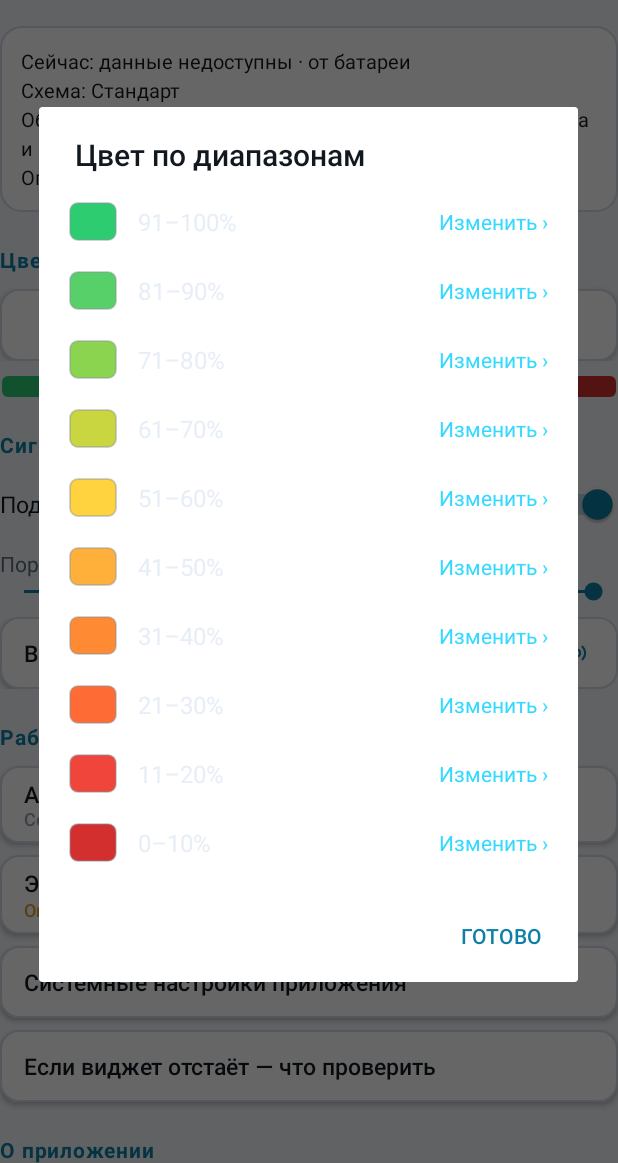
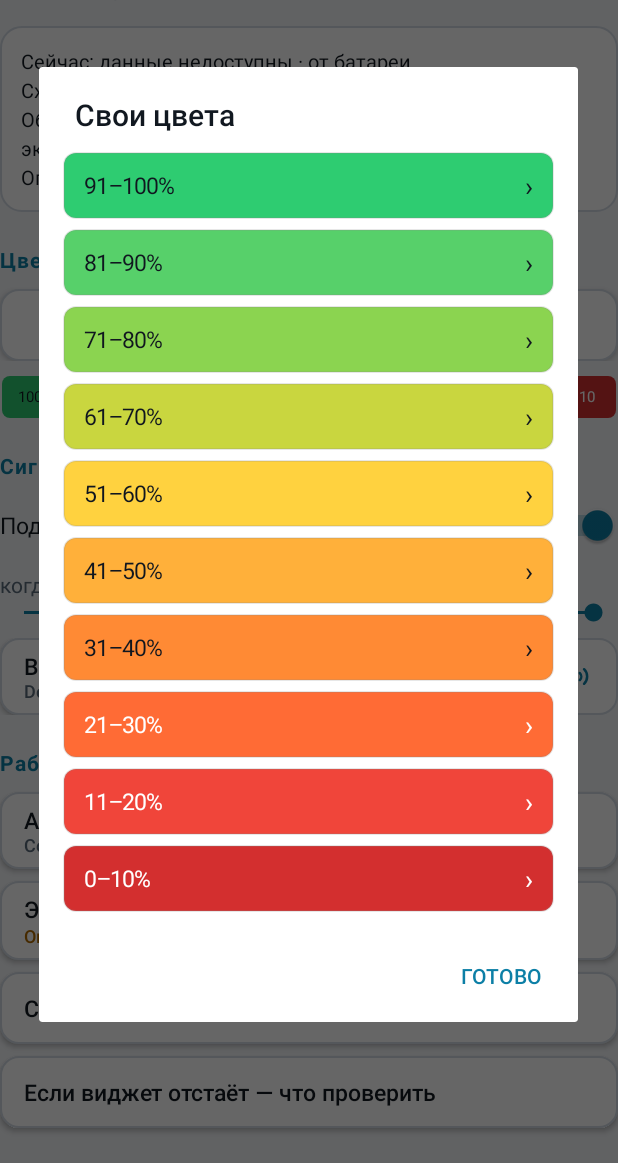
Before and after one commit to V8TD/Q-battery, an Android app: the MainActivity screen opened directly, with no data from a screen before it, after a tap on "Свои цвета", on a phone screen of 412 x 824 dp, the part 73-1236 px from its top. Run offline under Robolectric (Android 15) with nearby library versions, the phone set to English and light mode, and no system bars; 1 other tap on this screen came first.

Commit message:
Update MainActivity.java

```diff
--- a/app/src/main/java/com/v8td/batterywidget/MainActivity.java
+++ b/app/src/main/java/com/v8td/batterywidget/MainActivity.java
@@ -16,6 +16,7 @@ import android.view.Gravity;
 import android.view.View;
 import android.view.WindowInsets;
 import android.widget.Button;
+import android.widget.ImageButton;
 import android.widget.LinearLayout;
 import android.widget.ScrollView;
 import android.widget.SeekBar;
@@ -26,14 +27,18 @@ import android.widget.Toast;
 public final class MainActivity extends Activity {
 
     private static final int REQ_SOUND = 4107;
+    private static final String[] SCALE_LABELS =
+            {"100", "90", "80", "70", "60", "50", "40", "30", "20", "10"};
 
     private int widgetId = AppWidgetManager.INVALID_APPWIDGET_ID;
     private boolean configuring;
 
-    private TextView subtitle, status, tvThreshold, tvSoundName;
+    private TextView subtitle, status, tvThreshold;
     private Switch swSound;
     private SeekBar seek;
     private LinearLayout palettePreview;
+    private Button btnSoundPick;
+    private ImageButton btnSoundTest;
 
     @Override
     protected void onCreate(Bundle state) {
@@ -86,10 +91,11 @@ public final class MainActivity extends Activity {
         subtitle = findViewById(R.id.subtitle);
         status = findViewById(R.id.status_card);
         tvThreshold = findViewById(R.id.tv_threshold);
-        tvSoundName = findViewById(R.id.tv_sound_name);
         swSound = findViewById(R.id.sw_sound);
         seek = findViewById(R.id.seek_threshold);
         palettePreview = findViewById(R.id.palette_preview);
+        btnSoundPick = findViewById(R.id.btn_sound_pick);
+        btnSoundTest = findViewById(R.id.btn_sound_test);
 
         subtitle.setText("Версия " + BuildConfig.VERSION_NAME + " · виджет 1×1");
 
@@ -111,6 +117,7 @@ public final class MainActivity extends Activity {
         swSound.setChecked(Prefs.soundEnabled(this));
         swSound.setOnCheckedChangeListener((b, checked) -> {
             Prefs.setSoundEnabled(this, checked);
+            applySoundEnabled();
             refreshWidget();
         });
 
@@ -119,7 +126,7 @@ public final class MainActivity extends Activity {
         seek.setOnSeekBarChangeListener(new SeekBar.OnSeekBarChangeListener() {
             @Override
             public void onProgressChanged(SeekBar s, int progress, boolean fromUser) {
-                tvThreshold.setText("Порог сигнала: " + (progress + 50) + "%");
+                tvThreshold.setText("когда заряд дойдёт до " + (progress + 50) + "%");
                 if (fromUser) Prefs.setThreshold(MainActivity.this, progress + 50);
             }
 
@@ -132,11 +139,8 @@ public final class MainActivity extends Activity {
             }
         });
 
-        Button pick = findViewById(R.id.btn_sound_pick);
-        pick.setOnClickListener(v -> pickSound());
-
-        Button test = findViewById(R.id.btn_sound_test);
-        test.setOnClickListener(v -> App.exec(() -> SoundPlayer.play(this)));
+        btnSoundPick.setOnClickListener(v -> pickSound());
+        btnSoundTest.setOnClickListener(v -> App.exec(() -> SoundPlayer.play(this)));
 
         Button autostart = findViewById(R.id.btn_autostart);
         autostart.setOnClickListener(v -> SystemLinks.openAutostart(this));
@@ -162,51 +166,80 @@ public final class MainActivity extends Activity {
     }
 
     private void refreshUi() {
-        tvThreshold.setText("Порог сигнала: " + Prefs.threshold(this) + "%");
+        tvThreshold.setText("когда заряд дойдёт до " + Prefs.threshold(this) + "%");
         swSound.setChecked(Prefs.soundEnabled(this));
         seek.setProgress(Prefs.threshold(this) - 50);
 
         palettePreview.removeAllViews();
         for (int i = 0; i < Prefs.BANDS; i++) {
-            View chip = new View(this);
+            final int band = i;
+            int color = Prefs.color(this, i);
+
+            TextView cell = new TextView(this);
+            cell.setText(SCALE_LABELS[i]);
+            cell.setGravity(Gravity.CENTER);
+            cell.setTextSize(10);
+            cell.setTextColor(ColorPicker.contrast(color));
             GradientDrawable shape = new GradientDrawable();
-            shape.setColor(Prefs.color(this, i));
-            shape.setCornerRadius(dp(4));
-            chip.setBackground(shape);
-            LinearLayout.LayoutParams lp = new LinearLayout.LayoutParams(0, dp(14), 1f);
+            shape.setColor(color);
+            shape.setCornerRadius(dp(5));
+            cell.setBackground(shape);
+            cell.setOnClickListener(v -> openBandEditor(band));
+
+            LinearLayout.LayoutParams lp = new LinearLayout.LayoutParams(0, dp(28), 1f);
             lp.setMargins(dp(1), 0, dp(1), 0);
-            palettePreview.addView(chip, lp);
+            palettePreview.addView(cell, lp);
         }
 
         BatteryState s = BatteryReader.read(this);
-        PowerManager pm = (PowerManager) getSystemService(POWER_SERVICE);
-        boolean free = pm != null && pm.isIgnoringBatteryOptimizations(getPackageName());
+        boolean free = FirstRun.batteryUnrestricted(this);
 
         StringBuilder sb = new StringBuilder();
         sb.append("Сейчас: ");
         sb.append(s.valid ? s.percent + "%" : "данные недоступны");
         sb.append(s.charging ? " · зарядка подключена" : " · от батареи");
         sb.append("\nСхема: ").append(Prefs.PALETTE_NAMES[Prefs.palette(this)]);
-        sb.append("\nОбновление: по событиям системы, при включении экрана и раз в 15 минут");
+        sb.append("\nОбновление: по событиям системы и при включении экрана");
         sb.append("\nОптимизация батареи: ").append(free ? "без ограничений" : "ограничена");
         status.setText(sb.toString());
 
-        refreshSoundName();
+        refreshSoundButton();
         refreshBackgroundStates();
+        applySoundEnabled();
     }
 
-    private void refreshSoundName() {
+    private void applySoundEnabled() {
+        boolean on = Prefs.soundEnabled(this);
+        float alpha = on ? 1f : 0.45f;
+        seek.setEnabled(on);
+        btnSoundPick.setEnabled(on);
+        btnSoundTest.setEnabled(on);
+        seek.setAlpha(alpha);
+        tvThreshold.setAlpha(alpha);
+        btnSoundPick.setAlpha(alpha);
+        btnSoundTest.setAlpha(alpha);
+    }
+
+    private void refreshSoundButton() {
         String saved = Prefs.soundUri(this);
         Uri uri = saved == null
                 ? RingtoneManager.getDefaultUri(RingtoneManager.TYPE_NOTIFICATION)
                 : Uri.parse(saved);
-        String name = "системный звук уведомления";
+        String name = "системный звук";
         try {
             Ringtone r = RingtoneManager.getRingtone(this, uri);
-            if (r != null) name = r.getTitle(this);
+            if (r != null && r.getTitle(this) != null) name = r.getTitle(this);
         } catch (Throwable ignored) {
         }
-        tvSoundName.setText("Звук: " + name);
+        btnSoundPick.setText(twoLine("Выбор сигнала", name, getColor(R.color.muted)));
+    }
+
+    private void openBandEditor(int band) {
+        ColorPicker.open(this, Prefs.BAND_NAMES[band], Prefs.color(this, band), color -> {
+            Prefs.setUserColor(this, band, color);
+            refreshWidget();
+            refreshUi();
+        });
     }
 
     private void showPalettes() {
@@ -231,7 +264,7 @@ public final class MainActivity extends Activity {
             TextView name = new TextView(this);
             name.setText(Prefs.PALETTE_NAMES[i] + (Prefs.palette(this) == i ? "  ✓" : ""));
             name.setTextSize(16);
-            name.setTextColor(0xFFE8EEF7);
+            name.setTextColor(getColor(R.color.text));
             row.addView(name);
 
             LinearLayout chips = new LinearLayout(this);
@@ -271,49 +304,53 @@ public final class MainActivity extends Activity {
         scroll.addView(list);
 
         AlertDialog dialog = new AlertDialog.Builder(this)
-                .setTitle("Цвет по диапазонам")
+                .setTitle("Свои цвета")
                 .setView(scroll)
                 .setNegativeButton("Готово", null)
                 .create();
 
         for (int i = 0; i < Prefs.BANDS; i++) {
             final int band = i;
+            int color = Prefs.color(this, i);
+            int fg = ColorPicker.contrast(color);
+
             LinearLayout row = new LinearLayout(this);
             row.setOrientation(LinearLayout.HORIZONTAL);
             row.setGravity(Gravity.CENTER_VERTICAL);
-            row.setPadding(dp(4), dp(10), dp(4), dp(10));
-
-            View swatch = new View(this);
-            GradientDrawable shape = new GradientDrawable();
-            shape.setColor(Prefs.color(this, i));
-            shape.setCornerRadius(dp(5));
-            shape.setStroke(dp(1), 0x66889099);
-            swatch.setBackground(shape);
-            row.addView(swatch, new LinearLayout.LayoutParams(dp(32), dp(26)));
+            GradientDrawable bg = new GradientDrawable();
+            bg.setColor(color);
+            bg.setCornerRadius(dp(8));
+            bg.setStroke(dp(1), 0x33888888);
+            row.setBackground(bg);
 
             TextView label = new TextView(this);
             label.setText(Prefs.BAND_NAMES[i]);
-            label.setTextSize(16);
-            label.setTextColor(0xFFE8EEF7);
-            label.setPadding(dp(14), 0, 0, 0);
+            label.setTextSize(15);
+            label.setTextColor(fg);
+            label.setPadding(dp(14), dp(12), 0, dp(12));
             row.addView(label, new LinearLayout.LayoutParams(0, -2, 1f));
 
-            TextView edit = new TextView(this);
-            edit.setText("Изменить ›");
-            edit.setTextSize(14);
-            edit.setTextColor(0xFF35D9FF);
-            row.addView(edit);
+            TextView arrow = new TextView(this);
+            arrow.setText("›");
+            arrow.setTextSize(18);
+            arrow.setTextColor(fg);
+            arrow.setPadding(0, 0, dp(14), 0);
+            row.addView(arrow);
 
             row.setOnClickListener(v -> {
                 dialog.dismiss();
-                ColorPicker.open(this, Prefs.BAND_NAMES[band], Prefs.color(this, band), color -> {
-                    Prefs.setUserColor(this, band, color);
+                ColorPicker.open(this, Prefs.BAND_NAMES[band], Prefs.color(this, band), picked -> {
+                    Prefs.setUserColor(this, band, picked);
                     refreshWidget();
                     refreshUi();
                     showBands();
                 });
             });
-            list.addView(row);
+
+            LinearLayout.LayoutParams lp = new LinearLayout.LayoutParams(-1, -2);
+            lp.topMargin = dp(3);
+            lp.bottomMargin = dp(3);
+            list.addView(row, lp);
         }
         dialog.show();
     }
@@ -349,7 +386,7 @@ public final class MainActivity extends Activity {
                 }
             }
             Prefs.setSoundUri(this, uri == null ? null : uri.toString());
-            refreshSoundName();
+            refreshSoundButton();
             Toast.makeText(this, "Звук сохранён", Toast.LENGTH_SHORT).show();
         }
     }
@@ -412,11 +449,11 @@ public final class MainActivity extends Activity {
         Button battery = findViewById(R.id.btn_battery);
         battery.setText(twoLine("Экономия заряда и фоновая работа",
                 free ? "Без ограничений ✓" : "Ограничена ✗",
-                free ? 0xFF3FBF7F : 0xFFE0A030));
+                getColor(free ? R.color.ok : R.color.warn)));
 
         Button autostart = findViewById(R.id.btn_autostart);
         autostart.setText(twoLine("Автозапуск (Xiaomi / HyperOS)",
-                "Состояние неизвестно — проверьте вручную", 0xFF93A3B8));
+                "Состояние неизвестно — проверьте вручную", getColor(R.color.muted)));
     }
 
     private CharSequence twoLine(String title, String state, int stateColor) {
```
